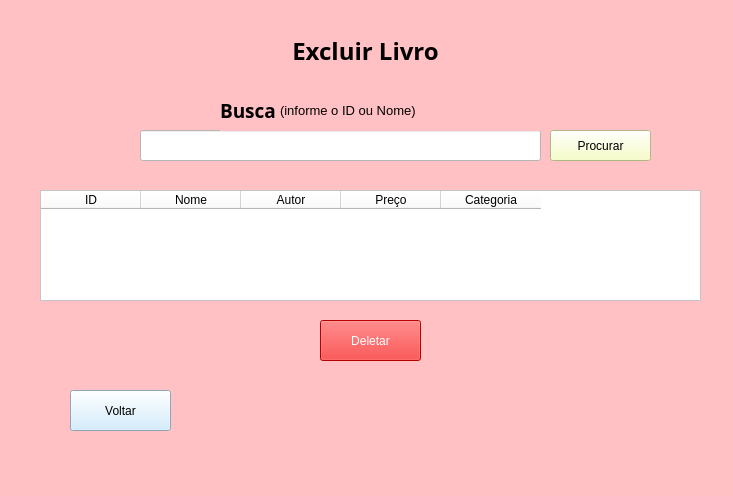
Qt form proj_cadastro/deletar_livro.ui (meninamaria/projeto-livraria) before a commit.
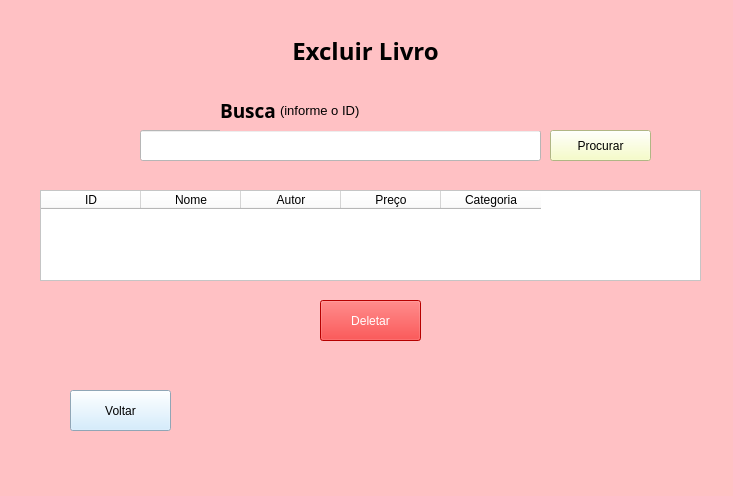
The same form after that commit.

Commit message: add a tela deletar e sua funcionalidade

Patch:
```diff
--- a/proj_cadastro/deletar_livro.ui
+++ b/proj_cadastro/deletar_livro.ui
@@ -103,7 +103,7 @@
      </font>
     </property>
     <property name="text">
-     <string>(informe o ID ou Nome)</string>
+     <string>(informe o ID)</string>
     </property>
    </widget>
    <widget class="QTableWidget" name="tabela_livro_excluir">
@@ -112,7 +112,7 @@
       <x>40</x>
       <y>190</y>
       <width>661</width>
-      <height>111</height>
+      <height>91</height>
      </rect>
     </property>
     <property name="styleSheet">
@@ -181,7 +181,7 @@
     <property name="geometry">
      <rect>
       <x>320</x>
-      <y>320</y>
+      <y>300</y>
       <width>101</width>
       <height>41</height>
      </rect>
```
The commit also changes 2 other files.
